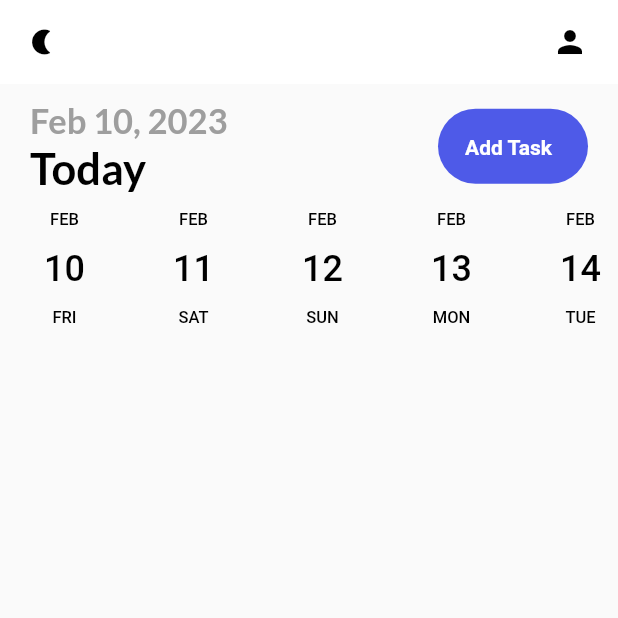
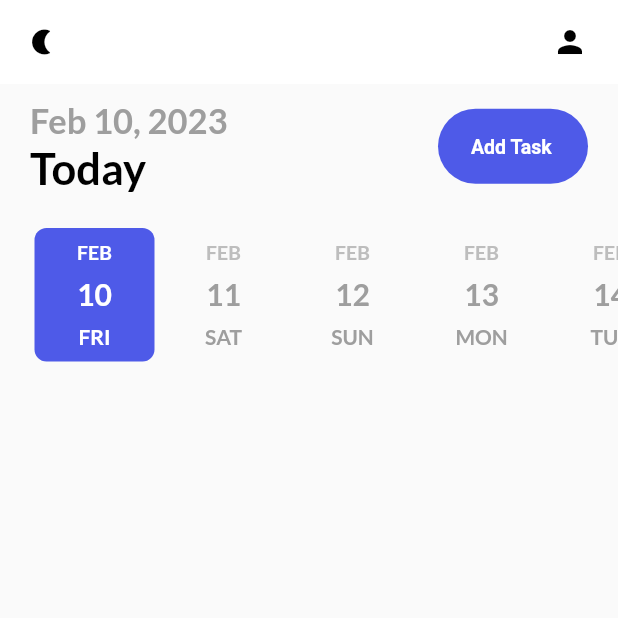
Before and after one commit to cn666278/task-todo-new-edition, a Flutter app: the screen it shows after launch, on a phone screen of 412 x 824 dp, the top half of it. Run offline on Flutter 3.47's test engine with Material 2 defaults, Android fonts, the phone set to English and light mode, and no system bars; drawn by our look-alikes of date_picker_timeline; our stand-ins replace flutter_local_notifications, flutter_native_timezone, get, get_storage, google_fonts, timezone.

Commit message:
Complete the add task button functions

```diff
--- a/lib/ui/home_page.dart
+++ b/lib/ui/home_page.dart
@@ -2,11 +2,13 @@ import 'package:date_picker_timeline/date_picker_widget.dart';
 import 'package:flutter/cupertino.dart';
 import 'package:flutter/material.dart';
 import 'package:get/get.dart';
+import 'package:google_fonts/google_fonts.dart';
 import 'package:intl/intl.dart';
 import 'package:todo_app_new_edition/services/notification_services.dart';
 import 'package:todo_app_new_edition/services/theme_services.dart';
 import 'package:todo_app_new_edition/ui/theme.dart';
 import 'package:todo_app_new_edition/ui/widgets/button.dart';
+import 'package:todo_app_new_edition/ui/add_task_bar.dart';
 
 class HomePage extends StatefulWidget {
   const HomePage({Key? key}) : super(key: key);
@@ -17,6 +19,7 @@ class HomePage extends StatefulWidget {
 
 // update from 2023/02/09
 class _HomePageState extends State<HomePage> {
+  DateTime _selectedDate = DateTime.now();
   var notifyHelper;
 
   @override
@@ -36,14 +39,47 @@ class _HomePageState extends State<HomePage> {
       body: Column(
         children: [
           _appTaskBar(),
-          Container(
-            child: DatePicker(
-              DateTime.now(),
-              height: 100,
-              width: 80,
-            ),
-          )
+          _addDateBar(),
         ],
+      ),
+    );
+  }
+
+  // rebuilt the Container() in _addDateBar
+  _addDateBar(){
+    return Container(
+      margin: const EdgeInsets.only(top: 20, left: 20),
+      child: DatePicker(
+        DateTime.now(),
+        height: 95,
+        width: 80,
+        initialSelectedDate: DateTime.now(),
+        selectionColor: primaryClr,
+        selectedTextColor: Colors.white,
+        dateTextStyle: GoogleFonts.lato(
+          textStyle: TextStyle(
+              fontSize: 20,
+              fontWeight: FontWeight.w600,
+              color: Colors.grey
+          ),
+        ),
+        dayTextStyle: GoogleFonts.lato(
+          textStyle: TextStyle(
+              fontSize: 14,
+              fontWeight: FontWeight.w600,
+              color: Colors.grey
+          ),
+        ),
+        monthTextStyle: GoogleFonts.lato(
+          textStyle: TextStyle(
+              fontSize: 13,
+              fontWeight: FontWeight.w600,
+              color: Colors.grey[400]
+          ),
+        ),
+        onDateChange: (date){
+          _selectedDate = date;
+        },
       ),
     );
   }
@@ -51,7 +87,7 @@ class _HomePageState extends State<HomePage> {
   // rebuilt the Container() in _appTaskBar
   _appTaskBar(){
     return Container(
-      margin: EdgeInsets.only(left: 20, right: 20, top: 10),
+      margin: const EdgeInsets.only(left: 20, right: 20, top: 10),
       child: Row(
         mainAxisAlignment: MainAxisAlignment.spaceBetween,
         children: [
@@ -73,7 +109,7 @@ class _HomePageState extends State<HomePage> {
               ],
             ),
           ),
-          MyButton(label: "Add Task", onTap: () => null)
+          MyButton(label: "Add Task", onTap: ()=> Get.to(AddTaskPage())),
         ],
       ),
     );
--- a/lib/ui/widgets/button.dart
+++ b/lib/ui/widgets/button.dart
@@ -19,11 +19,11 @@ class MyButton extends StatelessWidget {
           color: primaryClr,
         ),
         child: Padding(
-          padding: const EdgeInsets.all(18.0),
+          padding: const EdgeInsets.only(left: 22, top: 18),
           child: Text(
             label,
             style: TextStyle(
-              fontSize: 14,
+              fontSize: 13,
               fontWeight: FontWeight.bold,
               color: Colors.white,
             ),
```
Also changed, not shown: lib/ui/add_task_bar.dart (added, +48 -0 lines).
